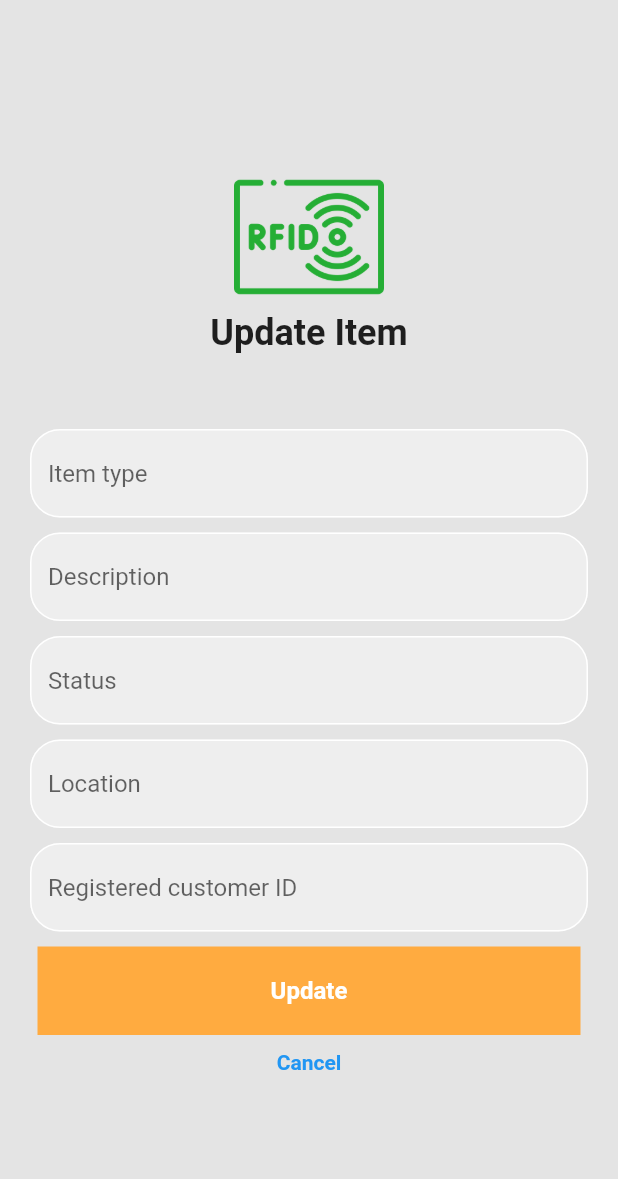
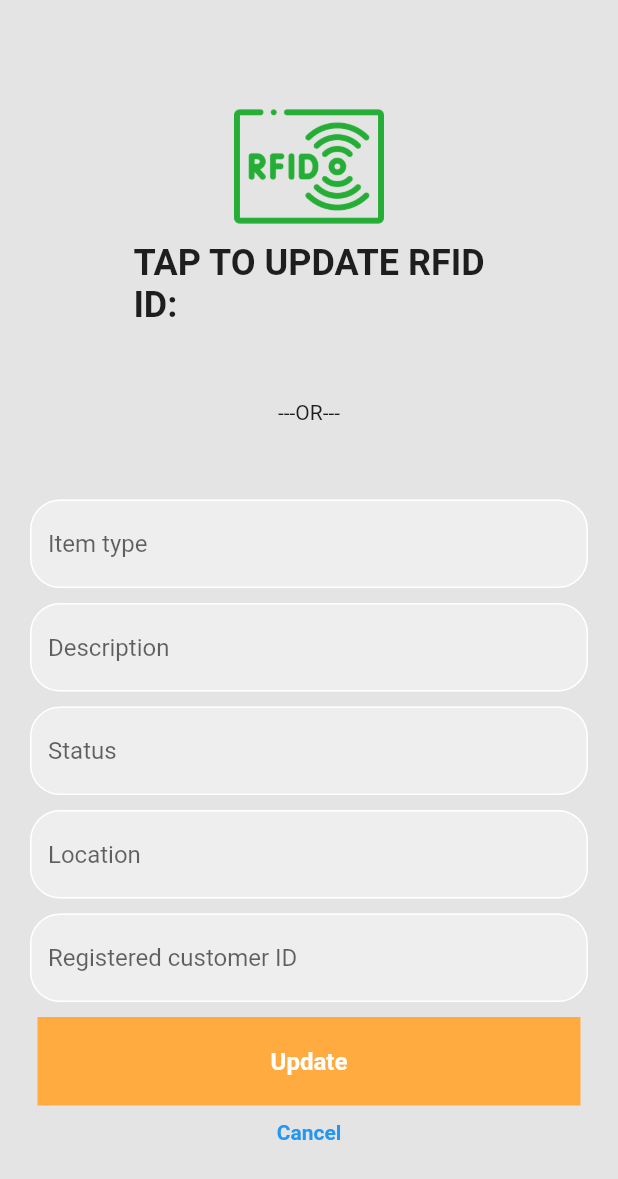
Before and after one commit to Tjoms99/Inventory_management, a Flutter app: the AddItemPage screen opened directly with empty values, after a tap on "Update", on a phone screen of 412 x 824 dp. Shown: the top 1179 px of the screen. Run offline on Flutter 3.47's test engine with Material 2 defaults, Android fonts, the phone set to English and light mode, and no system bars; missing offline and left inert: flutter_nfc_kit; network calls fail.

Commit message:
RFID now works with items

```diff
--- a/flutter_demo/lib/actor_pages/customer_pages/add_item_page.dart
+++ b/flutter_demo/lib/actor_pages/customer_pages/add_item_page.dart
@@ -1,5 +1,8 @@
+import 'dart:convert';
+
 import 'package:flutter/material.dart';
 import 'package:flutter_demo/constants.dart';
+import 'package:flutter_nfc_kit/flutter_nfc_kit.dart';
 
 import '../../classes/account.dart';
 import '../../classes/item.dart';
@@ -23,18 +26,18 @@ class _AddItemPageState extends State<AddItemPage> {
   //Controllers
   final TextEditingController _typeController = TextEditingController();
   final TextEditingController _statusController = TextEditingController();
-  final TextEditingController _rfidController = TextEditingController();
   final TextEditingController _descriptionController = TextEditingController();
   final TextEditingController _locationController = TextEditingController();
   final TextEditingController _registeredCustomerIdController =
       TextEditingController();
+
+  String rfid_tag = "";
 
   @override
   void dispose() {
     super.dispose();
     _typeController.dispose();
     _statusController.dispose();
-    _rfidController.dispose();
     _descriptionController.dispose();
     _locationController.dispose();
     _registeredCustomerIdController.dispose();
@@ -46,7 +49,7 @@ class _AddItemPageState extends State<AddItemPage> {
     if (widget.item != null) {
       _typeController.text = widget.item!.name;
       _statusController.text = widget.item!.status;
-      _rfidController.text = widget.item!.rfid;
+      rfid_tag = widget.item!.rfid;
       _descriptionController.text = widget.item!.description;
       _locationController.text = widget.item!.location;
       _registeredCustomerIdController.text = widget.item!.registeredCustomerId;
@@ -61,9 +64,8 @@ class _AddItemPageState extends State<AddItemPage> {
     return _statusController.text.trim();
   }
 
-  String getRfid() {
-    _rfidController.text = "01234567890001";
-    return _rfidController.text.trim();
+  String getRFID() {
+    return rfid_tag;
   }
 
   String getDescription() {
@@ -88,11 +90,29 @@ class _AddItemPageState extends State<AddItemPage> {
         id: widget.item!.id,
         name: getType(),
         status: getStatus(),
-        rfid: getRfid(),
+        rfid: getRFID(),
         description: getDescription(),
         location: getLocation(),
         registeredCustomerId: getCustomerId());
 
+    if (item.name.isEmpty) {
+      return;
+    }
+    if (item.status.isEmpty) {
+      return;
+    }
+    if (item.rfid.isEmpty) {
+      return;
+    }
+    if (item.description.isEmpty) {
+      return;
+    }
+    if (item.location.isEmpty) {
+      return;
+    }
+    if (item.registeredCustomerId.isEmpty) {
+      return;
+    }
     updateItem(item);
     gotoPage();
   }
@@ -102,11 +122,29 @@ class _AddItemPageState extends State<AddItemPage> {
         id: 0,
         name: getType(),
         status: getStatus(),
-        rfid: getRfid(),
+        rfid: getRFID(),
         description: getDescription(),
         location: getLocation(),
         registeredCustomerId: getCustomerId());
 
+    if (item.name.isEmpty) {
+      return;
+    }
+    if (item.status.isEmpty) {
+      return;
+    }
+    if (item.rfid.isEmpty) {
+      return;
+    }
+    if (item.description.isEmpty) {
+      return;
+    }
+    if (item.location.isEmpty) {
+      return;
+    }
+    if (item.registeredCustomerId.isEmpty) {
+      return;
+    }
     addItem(item);
     gotoPage();
   }
@@ -137,6 +175,24 @@ class _AddItemPageState extends State<AddItemPage> {
     }
   }
 
+  Future setRFID() async {
+    var info;
+    var availability = await FlutterNfcKit.nfcAvailability;
+    if (availability != NFCAvailability.available) {
+      print("rfid not working");
+      return;
+    } else {
+      print("rfid working");
+      var tag = await FlutterNfcKit.poll();
+      info = jsonEncode(tag);
+      info = jsonDecode(info);
+    }
+
+    setState(() {
+      rfid_tag = info['id'];
+    });
+  }
+
   @override
   Widget build(BuildContext context) {
     return Scaffold(
@@ -148,19 +204,35 @@ class _AddItemPageState extends State<AddItemPage> {
               mainAxisAlignment: MainAxisAlignment.center,
               children: [
                 //Icon
-                const ImageIcon(
-                  AssetImage("assets/images/rfid_transparent.png"),
-                  color: Color.fromARGB(255, 37, 174, 53),
-                  size: 100,
+                GestureDetector(
+                  onTap: setRFID,
+                  child: const ImageIcon(
+                    AssetImage("assets/images/rfid_transparent.png"),
+                    color: Color.fromARGB(255, 37, 174, 53),
+                    size: 100,
+                  ),
                 ),
 
                 //Hello
                 Text(
-                  widget.doAddItem ? 'Add Item' : 'Update Item',
+                  widget.doAddItem
+                      ? 'TAP TO SCAN RFID\nID: ${getRFID()}'
+                      : 'TAP TO UPDATE RFID\nID: ${getRFID()}',
                   style: const TextStyle(
                       fontWeight: FontWeight.bold, fontSize: secondFontSize),
                 ),
 
+                const SizedBox(height: firstBoxHeight),
+                Padding(
+                  padding:
+                      const EdgeInsets.symmetric(horizontal: standardPadding),
+                  child: Text(
+                    widget.doAddItem ? '---AND---' : '---OR---',
+                    style: const TextStyle(
+                      fontSize: forthFontSize,
+                    ),
+                  ),
+                ),
                 const SizedBox(height: firstBoxHeight),
 
                 //Type
```
Also changed, not shown: flutter_demo/lib/authentication_pages/register_page.dart (+5 -5 lines).
